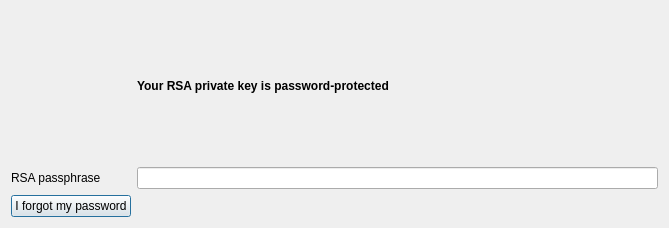
Before: the Qt Designer form galacteek/ui/ipidrsapasswordprompt.ui in pinnaculum/galacteek, drawn with Qt 5.
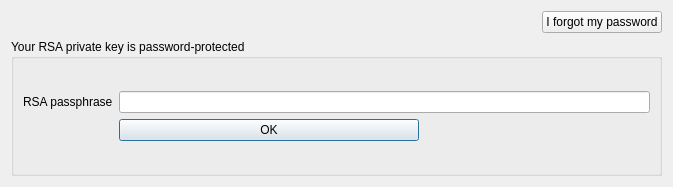
After: the same form once the commit is applied.

Patch:
```diff
--- a/galacteek/ui/ipidrsapasswordprompt.ui
+++ b/galacteek/ui/ipidrsapasswordprompt.ui
@@ -6,32 +6,25 @@
    <rect>
     <x>0</x>
     <y>0</y>
-    <width>669</width>
-    <height>228</height>
+    <width>673</width>
+    <height>187</height>
    </rect>
   </property>
   <property name="windowTitle">
    <string>IPID password prompt</string>
   </property>
   <layout class="QGridLayout" name="gridLayout_2">
+   <item row="1" column="0">
+    <widget class="QGroupBox" name="groupBox">
+     <property name="title">
+      <string>Your RSA private key is password-protected</string>
+     </property>
+     <layout class="QGridLayout" name="gridLayout_3">
    <item row="0" column="0">
     <layout class="QGridLayout" name="gridLayout">
      <item row="1" column="1">
       <widget class="QLineEdit" name="password"/>
      </item>
-     <item row="0" column="1">
-      <widget class="QLabel" name="label_2">
-       <property name="font">
-        <font>
-         <weight>75</weight>
-         <bold>true</bold>
-        </font>
-       </property>
-       <property name="text">
-        <string>Your RSA private key is password-protected</string>
-       </property>
-      </widget>
-     </item>
      <item row="1" column="0">
       <widget class="QLabel" name="label">
        <property name="text">
@@ -39,14 +32,36 @@
        </property>
       </widget>
      </item>
-     <item row="2" column="0">
+        <item row="2" column="1">
+         <widget class="QPushButton" name="okButton">
+          <property name="maximumSize">
+           <size>
+            <width>300</width>
+            <height>16777215</height>
+           </size>
+          </property>
+          <property name="text">
+           <string>OK</string>
+          </property>
+         </widget>
+        </item>
+       </layout>
+      </item>
+     </layout>
+    </widget>
+   </item>
+   <item row="0" column="0" alignment="Qt::AlignRight">
       <widget class="QPushButton" name="forgotPwdButton">
+     <property name="maximumSize">
+      <size>
+       <width>500</width>
+       <height>16777215</height>
+      </size>
+     </property>
        <property name="text">
         <string>I forgot my password</string>
        </property>
       </widget>
-     </item>
-    </layout>
    </item>
   </layout>
  </widget>
```
Lines whose indentation alone changed are shown as unchanged.
